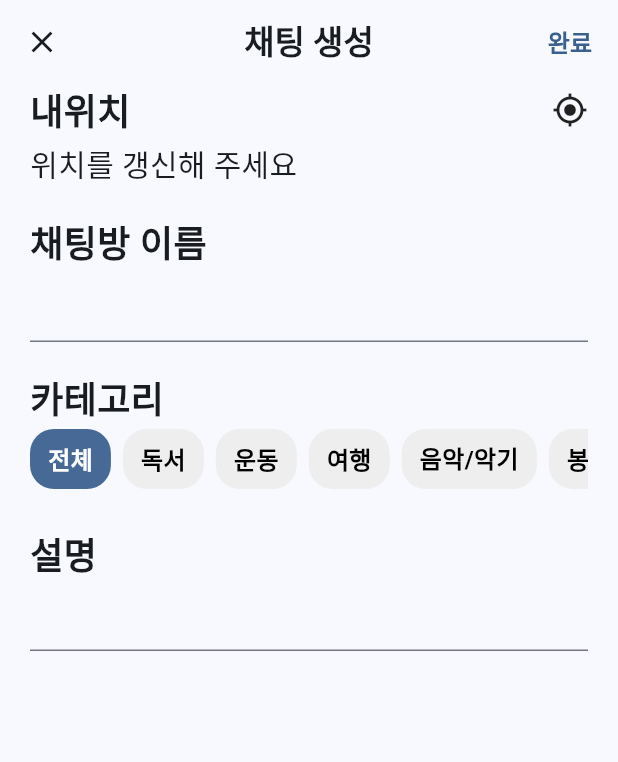
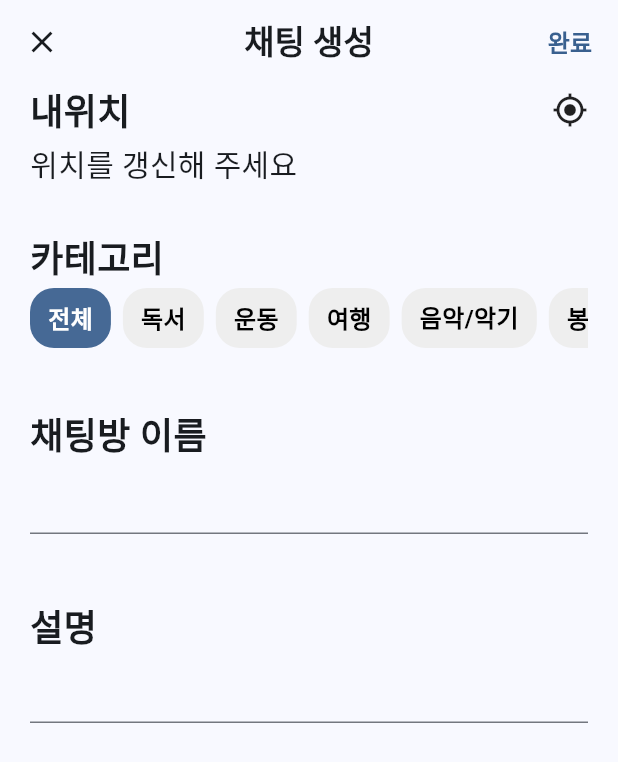
Before and after one commit to dongne-chat/dongne_chat, a Flutter app: the CreateChatPage screen opened directly, on a phone screen of 412 x 824 dp. Shown: the top 762 px of the screen. Run offline on Flutter 3.47's test engine with Material 3 defaults, Android fonts, the light colour scheme and no system bars; our stand-ins replace cloud_firestore, dio, firebase_core, flutter_dotenv, flutter_riverpod, geolocator and 2 more; accounts and stored records are empty.

Commit message:
refacotr: 채팅 생성 페이지 UI 변경

```diff
--- a/lib/ui/pages/create_chat/create_chat_page.dart
+++ b/lib/ui/pages/create_chat/create_chat_page.dart
@@ -105,7 +105,6 @@ class _CreateChatPageState extends ConsumerState<CreateChatPage> {
                       ),
                       GestureDetector(
                         onTap: () {
-                          //
                           getAddressName();
                         },
                         child: Icon(Icons.gps_fixed),
@@ -117,20 +116,7 @@ class _CreateChatPageState extends ConsumerState<CreateChatPage> {
                 ],
               ),
             ),
-            Container(
-              height: 88,
-              child: Column(
-                crossAxisAlignment: CrossAxisAlignment.start,
-                children: [
-                  Text(
-                    '채팅방 이름',
-                    style: TextStyle(fontSize: 24, fontWeight: FontWeight.bold),
-                  ),
-                  TextField(controller: titleController),
-                ],
-              ),
-            ),
-            SizedBox(height: 16),
+            SizedBox(height: 10),
             Container(
               height: 88,
               child: Column(
@@ -150,7 +136,21 @@ class _CreateChatPageState extends ConsumerState<CreateChatPage> {
                 ],
               ),
             ),
-            SizedBox(height: 16),
+            SizedBox(height: 30),
+            Container(
+              height: 88,
+              child: Column(
+                crossAxisAlignment: CrossAxisAlignment.start,
+                children: [
+                  Text(
+                    '채팅방 이름',
+                    style: TextStyle(fontSize: 24, fontWeight: FontWeight.bold),
+                  ),
+                  TextField(controller: titleController),
+                ],
+              ),
+            ),
+            SizedBox(height: 40),
             Container(
               height: 88,
               child: Column(
```
